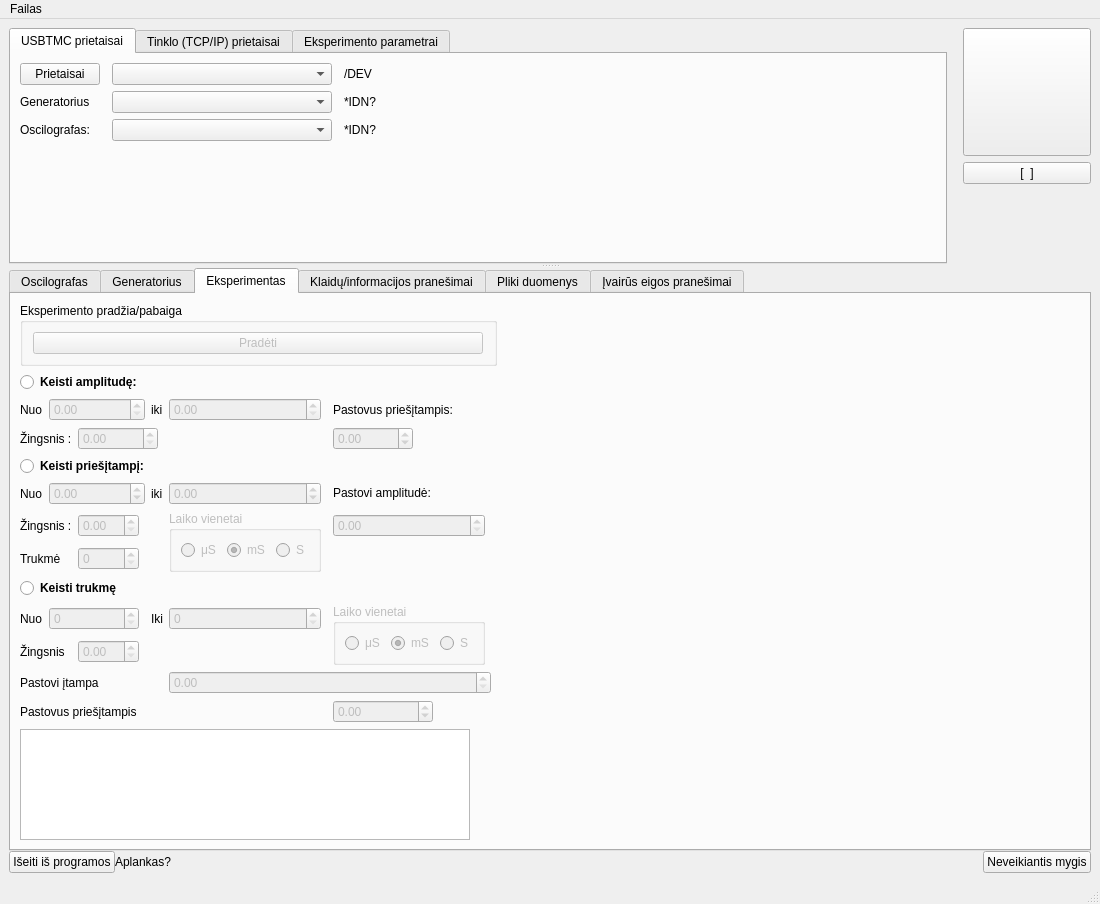
The window that UIfiles/GUIThread.ui (userIsTaken/TryUSB) describes before a commit, drawn with Qt 5.
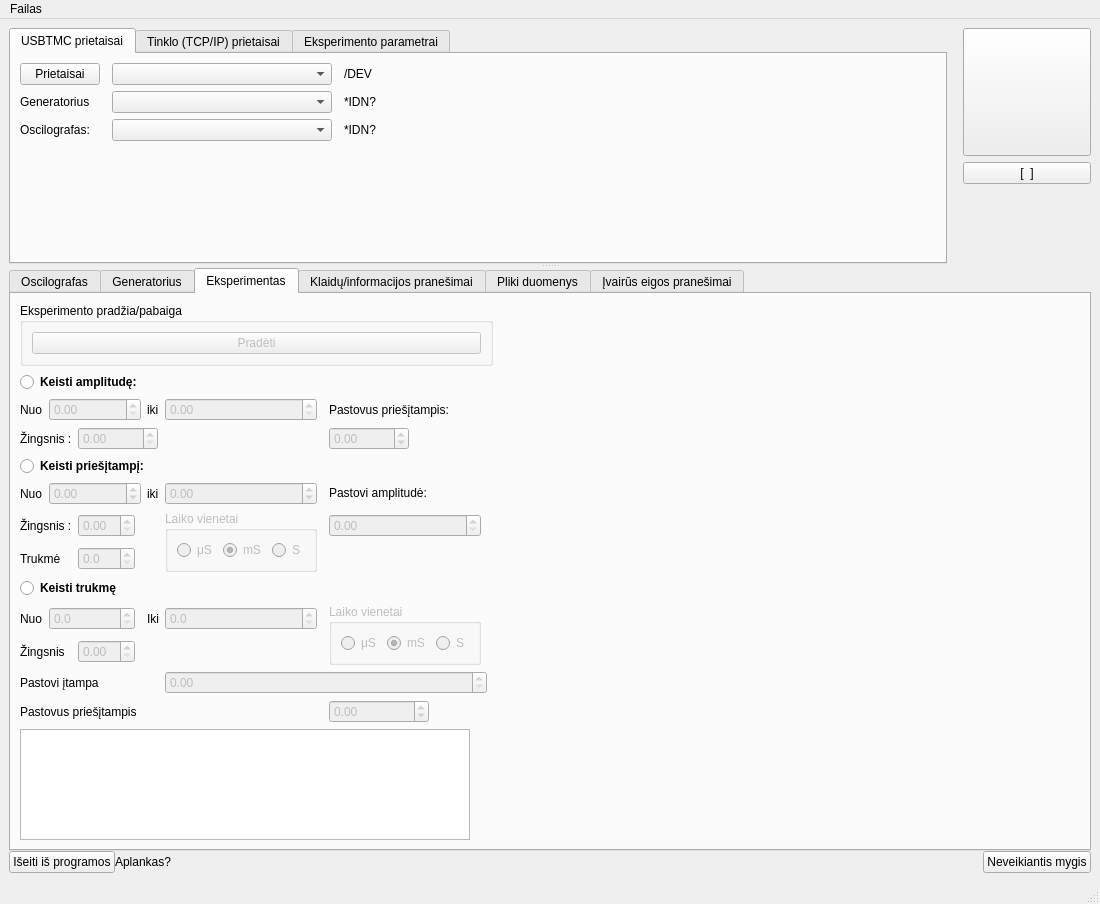
The same window after the commit. The open tabs and pages were chosen to show the change. Icons and pictures are not drawn. Custom widgets are drawn as their Qt base class.

```diff
--- a/UIfiles/GUIThread.ui
+++ b/UIfiles/GUIThread.ui
@@ -1566,13 +1566,6 @@
                 </property>
                </widget>
               </item>
-              <item row="8" column="1" colspan="2">
-               <widget class="QSpinBox" name="startTimeSweepBox">
-                <property name="enabled">
-                 <bool>false</bool>
-                </property>
-               </widget>
-              </item>
               <item row="7" column="0" colspan="5">
                <widget class="QRadioButton" name="sweepTimeRadioButton">
                 <property name="font">
@@ -1735,16 +1728,6 @@
                 </property>
                </widget>
               </item>
-              <item row="6" column="2">
-               <widget class="QSpinBox" name="timeForAmplOffsSweepBox">
-                <property name="enabled">
-                 <bool>false</bool>
-                </property>
-                <property name="maximum">
-                 <number>10000</number>
-                </property>
-               </widget>
-              </item>
               <item row="5" column="5" rowspan="2">
                <widget class="QGroupBox" name="groupBoxForSweepAO">
                 <property name="enabled">
@@ -1804,13 +1787,6 @@
                 </property>
                </widget>
               </item>
-              <item row="8" column="5">
-               <widget class="QSpinBox" name="stopTimeSweepBox">
-                <property name="enabled">
-                 <bool>false</bool>
-                </property>
-               </widget>
-              </item>
               <item row="9" column="2">
                <widget class="QDoubleSpinBox" name="stepForTimeSweepBox">
                 <property name="enabled">
@@ -1860,6 +1836,36 @@
                 </layout>
                </widget>
               </item>
+              <item row="6" column="2">
+               <widget class="QDoubleSpinBox" name="timeForAmplOffsSweepBox">
+                <property name="enabled">
+                 <bool>false</bool>
+                </property>
+                <property name="decimals">
+                 <number>1</number>
+                </property>
+               </widget>
+              </item>
+              <item row="8" column="1" colspan="2">
+               <widget class="QDoubleSpinBox" name="startTimeSweepBox">
+                <property name="enabled">
+                 <bool>false</bool>
+                </property>
+                <property name="decimals">
+                 <number>1</number>
+                </property>
+               </widget>
+              </item>
+              <item row="8" column="5">
+               <widget class="QDoubleSpinBox" name="stopTimeSweepBox">
+                <property name="enabled">
+                 <bool>false</bool>
+                </property>
+                <property name="decimals">
+                 <number>1</number>
+                </property>
+               </widget>
+              </item>
              </layout>
             </item>
             <item row="2" column="0">
```
Left out of the diff: 2 changed lines with no effect on the pictures.
